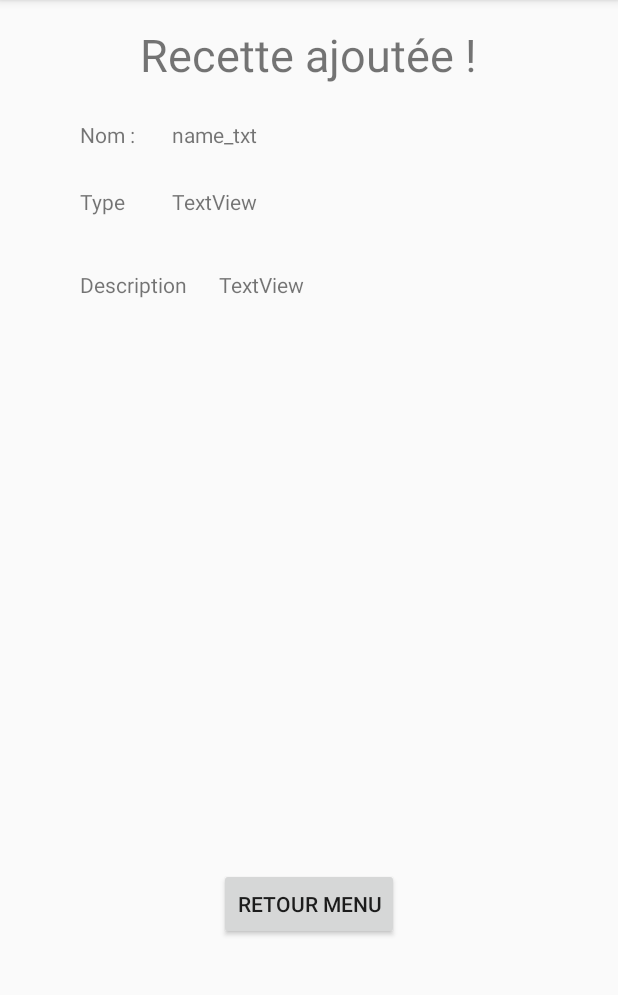
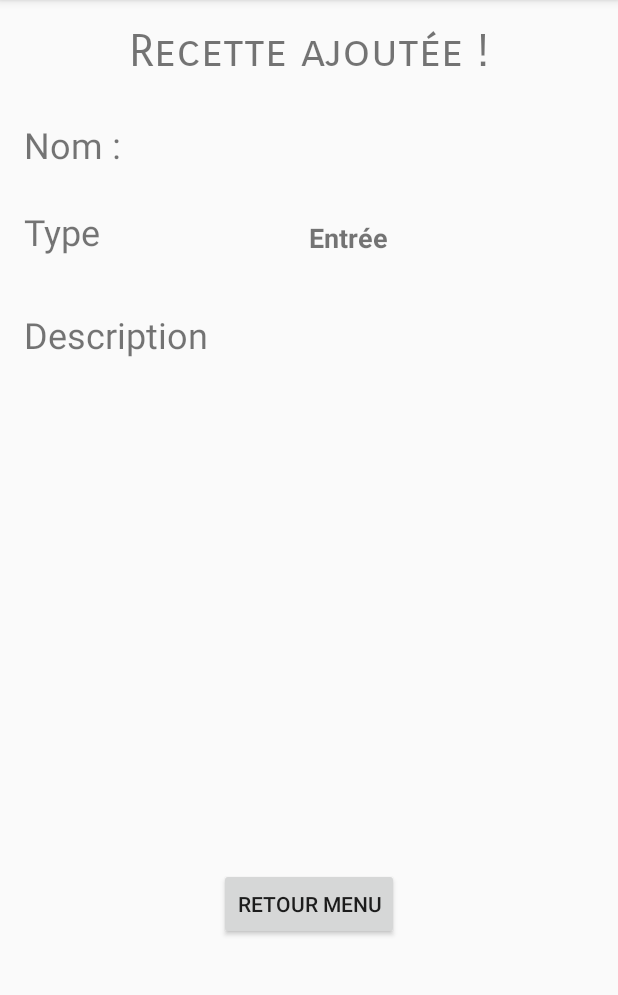
Before and after one commit to Raid333/PPE3, an Android app: the AddActivity screen opened directly, with no data from a screen before it, after a tap on "VALIDER", on a phone screen of 412 x 824 dp, the part 84-1079 px from its top. Run offline under Robolectric (Android 15) with nearby library versions, the phone set to English and light mode, and no system bars.

Commit message:
affichage du recap de l'ajout d'une recette

```diff
--- a/Application Android/EasyCook/app/src/main/AndroidManifest.xml
+++ b/Application Android/EasyCook/app/src/main/AndroidManifest.xml
@@ -1,6 +1,8 @@
 <?xml version="1.0" encoding="utf-8"?>
 <manifest xmlns:android="http://schemas.android.com/apk/res/android"
     package="alexandrenormand.easycook">
+
+    <uses-permission android:name="android.permission.INTERNET" />
 
     <application
         android:allowBackup="true"
@@ -19,7 +21,8 @@
         <activity android:name=".RecapRecette" />
         <activity android:name=".ListeEntree" />
         <activity android:name=".ListePlat" />
-        <activity android:name=".ListeDessert"></activity>
+        <activity android:name=".ListeDessert" />
+        <activity android:name=".AfficheRecette"></activity>
     </application>
 
 </manifest>
--- a/Application Android/EasyCook/app/src/main/java/alexandrenormand/easycook/AddActivity.java
+++ b/Application Android/EasyCook/app/src/main/java/alexandrenormand/easycook/AddActivity.java
@@ -26,16 +26,32 @@ public class AddActivity extends AppCompatActivity {
         adapter.setDropDownViewResource(android.R.layout.simple_spinner_dropdown_item);
         type_spin.setAdapter(adapter);
 
+
+        //Récupératino du champ : "Description Recette"
+
+
         btn_valide.setOnClickListener(new View.OnClickListener() {
             @Override
             public void onClick(View view) {
                 Intent intent = new Intent(AddActivity.this, RecapRecette.class);
+
+                //Récupére la chaine Nom Recette
+                EditText editName = (EditText) findViewById(R.id.editName);
+                String name = editName.getText().toString();
+                intent.putExtra("NomRecette", name);
+
+                //Récupére le chaine Description
+                EditText editDescri = (EditText)findViewById(R.id.editDescri);
+                String DescriptionRecette = editDescri.getText().toString();
+                intent.putExtra("DescriptionRecette", DescriptionRecette);
+
+                //Récupére la valeur du spinner
+                Spinner type_spin = (Spinner) findViewById(R.id.type_spin);
+                String typeRecette = type_spin.getSelectedItem().toString();
+                intent.putExtra("TypeRecette", typeRecette);
+
+
                 startActivity(intent);
-                EditText editName = (EditText) findViewById(R.id.editName);
-                //Récupére la chaine de caractère de l'objet Text (editText)
-                String name = editName.getText().toString();
-                intent.putExtra("message", name);
-                startActivityForResult(intent, 0);
             }
 
 
--- a/Application Android/EasyCook/app/src/main/java/alexandrenormand/easycook/RecapRecette.java
+++ b/Application Android/EasyCook/app/src/main/java/alexandrenormand/easycook/RecapRecette.java
@@ -5,7 +5,8 @@ import android.support.v7.app.AppCompatActivity;
 import android.os.Bundle;
 import android.view.View;
 import android.widget.Button;
-import android.widget.EditText;
+import android.widget.Spinner;
+import android.widget.TextView;
 
 public class RecapRecette extends AppCompatActivity {
 
@@ -13,6 +14,7 @@ public class RecapRecette extends AppCompatActivity {
     protected void onCreate(Bundle savedInstanceState) {
         super.onCreate(savedInstanceState);
         setContentView(R.layout.activity_recap_recette);
+        Intent intent = getIntent();
 
         Button btn_return = (Button)findViewById(R.id.btn_return);
         btn_return.setOnClickListener(new View.OnClickListener() {
@@ -20,7 +22,28 @@ public class RecapRecette extends AppCompatActivity {
             public void onClick(View view) {
                 Intent intent = new Intent(RecapRecette.this, MainActivity.class);
                 startActivity(intent);
+
+
             }
         });
+
+        // Affichage de la valeur du champ "nom de la recette"
+        String NomRecette = intent.getStringExtra("NomRecette");
+        TextView name_txt = (TextView) findViewById(R.id.name_txt);
+        name_txt.setText(NomRecette);
+
+        // Affichage de la valuer du champ "description de la recette"
+        String DescriptionRecette = intent.getStringExtra("DescriptionRecette");
+        TextView descri_txt = (TextView) findViewById(R.id.descri_txt);
+        descri_txt.setText(DescriptionRecette);
+
+        // Affichage de la valeur du spinner "Type Recette"
+        String TypeRecette = intent.getStringExtra("TypeRecette");
+        TextView type_txt = (TextView) findViewById(R.id.type_txt);
+        type_txt.setText(TypeRecette);
+
+
     }
+
+
 }
--- a/Application Android/EasyCook/app/src/main/res/layout/activity_add.xml
+++ b/Application Android/EasyCook/app/src/main/res/layout/activity_add.xml
@@ -37,7 +37,7 @@
         android:layout_marginTop="24dp"
         android:layout_below="@+id/type_spin"
         android:layout_centerHorizontal="true"
-        android:hint="Nom Recette" />
+        android:hint="Nom Recette..." />
 
     <Button
         android:text="Valider"
@@ -48,4 +48,15 @@
         android:layout_below="@+id/editName"
         android:layout_centerHorizontal="true" />
 
+    <EditText
+        android:layout_width="wrap_content"
+        android:layout_height="wrap_content"
+        android:inputType="textPersonName"
+        android:ems="10"
+        android:layout_below="@+id/editName"
+        android:layout_alignEnd="@+id/editName"
+        android:layout_marginTop="25dp"
+        android:id="@+id/editDescri"
+        android:hint="Description..." />
+
 </RelativeLayout>
--- a/Application Android/EasyCook/app/src/main/res/layout/activity_recap_recette.xml
+++ b/Application Android/EasyCook/app/src/main/res/layout/activity_recap_recette.xml
@@ -17,52 +17,26 @@
         android:id="@+id/textView"
         android:textSize="30sp"
         android:layout_alignParentTop="true"
-        android:layout_centerHorizontal="true" />
-
-    <TextView
-        android:text="Nom : "
-        android:layout_width="wrap_content"
-        android:layout_height="wrap_content"
-        android:layout_below="@+id/textView"
-        android:layout_toStartOf="@+id/textView"
-        android:layout_marginTop="23dp"
-        android:id="@+id/textView2" />
-
-    <TextView
-        android:text="name_txt"
-        android:layout_width="wrap_content"
-        android:layout_height="wrap_content"
-        android:id="@+id/name_txt"
-        android:layout_alignBaseline="@+id/textView2"
-        android:layout_alignBottom="@+id/textView2"
-        android:layout_toEndOf="@+id/textView2"
-        android:layout_marginStart="21dp" />
+        android:layout_centerHorizontal="true"
+        android:fontFamily="sans-serif-smallcaps" />
 
     <TextView
         android:text="Type"
         android:layout_width="wrap_content"
         android:layout_height="wrap_content"
         android:layout_below="@+id/textView2"
-        android:layout_alignStart="@+id/textView2"
         android:layout_marginTop="25dp"
-        android:id="@+id/textView4" />
-
-    <TextView
-        android:text="TextView"
-        android:layout_width="wrap_content"
-        android:layout_height="wrap_content"
-        android:layout_alignTop="@+id/textView4"
-        android:layout_alignStart="@+id/name_txt"
-        android:id="@+id/type_txt" />
+        android:id="@+id/textView4"
+        android:textSize="24sp" />
 
     <TextView
         android:text="Description"
         android:layout_width="wrap_content"
         android:layout_height="wrap_content"
         android:layout_below="@+id/textView4"
-        android:layout_alignStart="@+id/textView4"
         android:layout_marginTop="36dp"
-        android:id="@+id/textView6" />
+        android:id="@+id/textView6"
+        android:textSize="24sp" />
 
     <Button
         android:text="Retour Menu"
@@ -74,11 +48,49 @@
         android:id="@+id/btn_return" />
 
     <TextView
-        android:text="TextView"
+        android:text="descri_txt"
         android:layout_width="wrap_content"
         android:layout_height="wrap_content"
         android:id="@+id/descri_txt"
-        android:layout_alignBaseline="@+id/textView6"
         android:layout_alignBottom="@+id/textView6"
-        android:layout_alignStart="@+id/btn_return" />
+        android:layout_alignEnd="@+id/name_txt"
+        android:textStyle="normal|bold"
+        android:textSize="18sp" />
+
+    <TextView
+        android:text="type_txt"
+        android:layout_width="wrap_content"
+        android:layout_height="wrap_content"
+        android:id="@+id/type_txt"
+        android:textStyle="normal|bold"
+        android:textSize="18sp"
+        android:layout_above="@+id/textView6"
+        android:layout_alignStart="@+id/name_txt" />
+
+    <TextView
+        android:text="name_txt"
+        android:layout_width="wrap_content"
+        android:layout_height="wrap_content"
+        android:id="@+id/name_txt"
+        android:textStyle="normal|bold"
+        android:textSize="18sp"
+        android:layout_below="@+id/textView2"
+        android:layout_centerHorizontal="true" />
+
+    <TextView
+        android:text="Nom : "
+        android:layout_width="wrap_content"
+        android:layout_height="wrap_content"
+        android:layout_marginTop="27dp"
+        android:id="@+id/textView2"
+        android:textSize="24sp"
+        android:layout_below="@+id/textView"
+        android:layout_alignParentStart="true" />
+
+    <FrameLayout
+        android:layout_width="match_parent"
+        android:layout_height="match_parent">
+
+    </FrameLayout>
+
 </RelativeLayout>
```
Also changed, not shown: Application Android/EasyCook/app/src/main/res/drawable-hdpi/ic_action_name.png (deleted), Application Android/EasyCook/app/src/main/res/drawable-mdpi/ic_action_name.png (deleted), Application Android/EasyCook/app/src/main/res/drawable-xhdpi/ic_action_name.png (deleted), Application Android/EasyCook/app/src/main/res/drawable-xxhdpi/ic_action_name.png (deleted).
